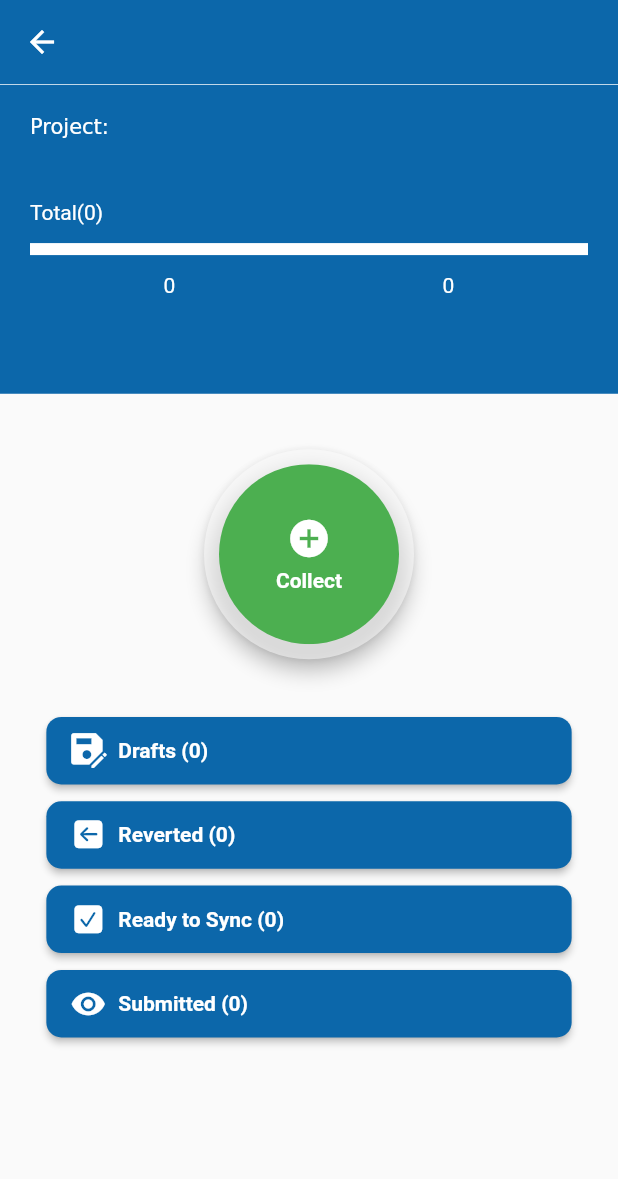
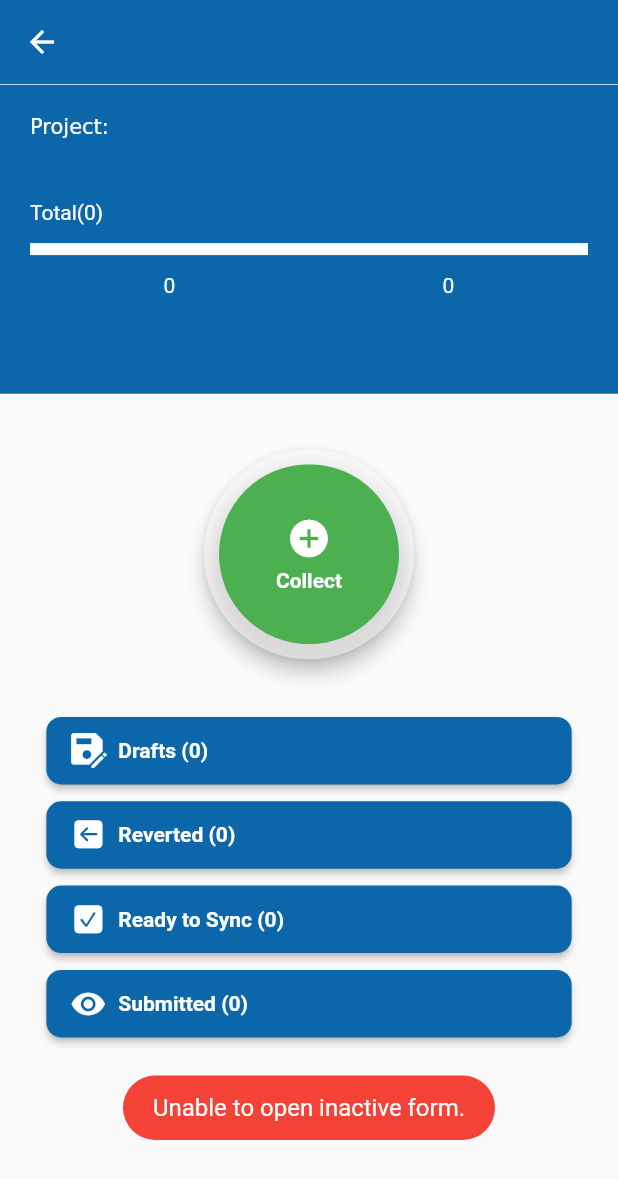
Before and after one commit to Mpower-social/mokabela, a Flutter app: the FormDetailsScreen screen opened directly, after a tap on "Collect", on a phone screen of 412 x 824 dp. Shown: the top 1179 px of the screen. Run offline on Flutter 3.47's test engine with Material 2 defaults, Android fonts, the phone set to English and light mode, and no system bars; drawn by our look-alikes of percent_indicator; our stand-ins replace connectivity, dio, flutter_image_compress, flutter_slidable, fluttertoast, get and 5 more; accounts and stored records are empty.

Commit message:
some issue fixes

```diff
--- a/lib/controllers/dashboard_controller.dart
+++ b/lib/controllers/dashboard_controller.dart
@@ -59,6 +59,7 @@ class DashboardController extends GetxController {
 
   ///getting project list here
   Future<void> getAllData(bool forceLoad) async {
+    if(!await CheckNetwork().check()) forceLoad = false;
     isLoadingProject.value = true;
     submittedFormList.value = await _dashboardRepository.getSubmittedFormList(forceLoad);
     allFormList.value = await _dashboardRepository.getAllFormList(forceLoad);
@@ -157,6 +158,7 @@ class DashboardController extends GetxController {
   }
 
    downloadForm() async {
+     if(await CheckNetwork().check()){
        _dashboardRepository.getFormList().then((value) async {
          final results = await OdkUtil.instance.initializeOdk(value);
          if (results != null && results.isNotEmpty) {
@@ -164,6 +166,7 @@ class DashboardController extends GetxController {
          }
          print('failed');
        });
+     }
   }
 
   void handlePermission() async {
@@ -243,6 +246,8 @@ class DashboardController extends GetxController {
     await getRecentFormList();
     if(await CheckNetwork.checkNetwork.check()){
       await getSubmittedFormCount(true);
+    }else{
+      await getSubmittedFormCount(false);
     }
   }
 
--- a/lib/network/apis.dart
+++ b/lib/network/apis.dart
@@ -5,7 +5,7 @@ class Apis{
   //static var url = 'http://192.168.19.19:3008';//dev
   static var url = 'https://msurvey-api.dev.mpower-social.com';//dev
   //static var url = 'http://192.168.22.59:3000';//local imam
-  //static var url = 'http://192.168.22.59:3000';//local tanvir
+  //static var url = 'http://192.168.23.89:3000';//local tanvir
 
   //static var odkRelatedUrl = 'http://192.168.19.16:9037';//dev
   //static var odkRelatedUrl = 'http://192.168.19.16:8092/';//dev
--- a/lib/services/dashboard_service.dart
+++ b/lib/services/dashboard_service.dart
@@ -65,7 +65,7 @@ class DashboardService extends BaseApiProvider {
       var token = await SharedPref.sharedPref.getString(SharedPref.TOKEN);
       var dateTime = await SharedPref.sharedPref.getString(SharedPref.ALL_FORM_DATE_TIME)??'0';
       var response = await dio.post(Apis.getAllFormList,
-          data:jsonEncode({ "fromDate": "$dateTime"}),
+          data:jsonEncode({ "lastSyncDate": "$dateTime"}),
           options: Options(
               headers: {'Authorization': 'Bearer $token',},
               responseType: ResponseType.plain
--- a/lib/views/form_details_screen.dart
+++ b/lib/views/form_details_screen.dart
@@ -9,6 +9,7 @@ import 'package:m_survey/res/color.dart';
 import 'package:m_survey/res/screen_size.dart';
 import 'package:m_survey/widgets/app_bar_with_drawer.dart';
 import 'package:m_survey/widgets/icon_button.dart';
+import 'package:m_survey/widgets/show_toast.dart';
 import 'package:percent_indicator/percent_indicator.dart';
 import 'package:get/get.dart';
 
@@ -118,9 +119,7 @@ class FormDetailsScreen extends StatelessWidget {
 
   Widget _topPart() {
     var progress =
-        (((controller.submittedFormList.length / (allFormsData?.target ?? 0)) *
-                100.0) /
-            100.0);
+        (((controller.submittedFormList.length * 100) / (allFormsData?.target ?? 0)) / 100.0);
     return Container(
         padding: EdgeInsets.all(20),
         constraints: BoxConstraints(minHeight: hp!(25)),
@@ -191,7 +190,13 @@ class FormDetailsScreen extends StatelessWidget {
               color: Colors.green,
               child: InkWell(
                 onTap: () {
-                  controller.openOdkForm(projectListFromData?.id,formId);
+                  print((allFormsData?.target??0)<=0);
+                  if((allFormsData?.status??'false') == 'true') {
+                    if((allFormsData?.target??0)<=0){
+                      showToast(msg: 'Target is empty.',isError: true);
+                    }
+                     else controller.openOdkForm(projectListFromData?.id,formId);
+                  }else showToast(msg: 'Unable to open inactive form.',isError: true);
                 },
                 child: Column(
                   mainAxisAlignment: MainAxisAlignment.center,
--- a/lib/views/widgets/form_card.dart
+++ b/lib/views/widgets/form_card.dart
@@ -84,9 +84,9 @@ Widget formCard({
                         CircularPercentIndicator(
                           radius: 40.0,
                           lineWidth: 8.0,
-                          percent: (((data.totalSubmission ?? 0) * (data.target??0).toInt())/100)/100,
+                          percent: ((data.totalSubmission ?? 0)==0 || (data.target??0).toInt() ==0)?0:((((data.totalSubmission ?? 0) * 100)/(data.target??0).toInt()))/100,
                           center: Text(
-                            '${((data.totalSubmission ?? 0) * data.target!.toInt()) / 100}%',
+                            '${((data.totalSubmission ?? 0)==0 || (data.target??0).toInt() ==0)?0:(((data.totalSubmission ?? 0) * 100) / data.target!.toInt()).round()}%',
                             style: TextStyle(
                                 fontWeight: FontWeight.bold, fontSize: 16),
                           ),
```
Lines whose indentation alone changed are shown as unchanged.
